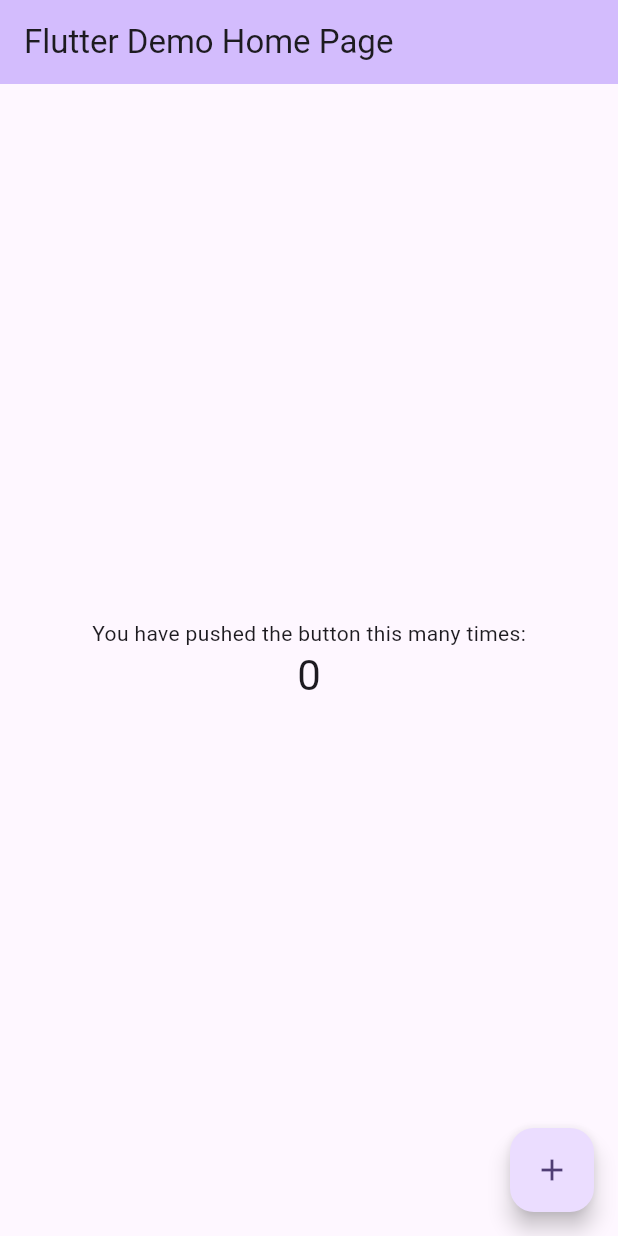
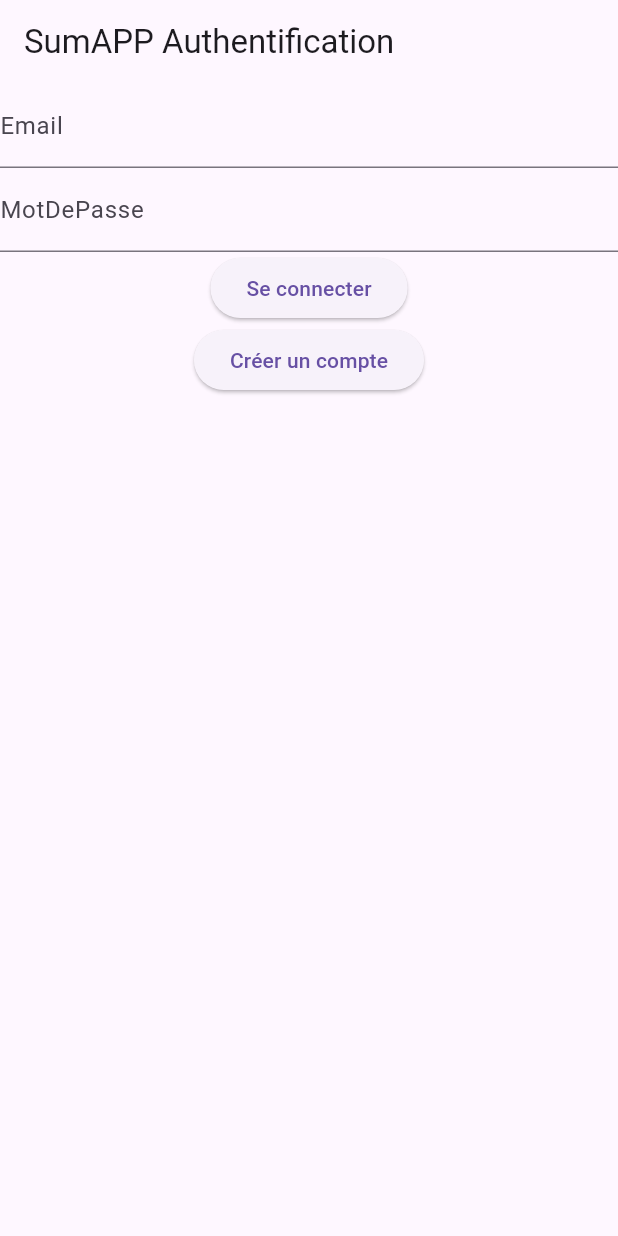
Before and after one commit to Traygueur/sumapp, a Flutter app: the screen it shows after launch, on a phone screen of 412 x 824 dp. Run offline on Flutter 3.47's test engine with Material 3 defaults, Android fonts, the phone set to English and light mode, and no system bars; our stand-ins replace supabase_flutter; accounts and stored records are empty.

Commit message:
Authentification Supabase

```diff
--- /dev/null
+++ b/lib/authentification.dart
@@ -0,0 +1,79 @@
+import 'package:flutter/material.dart';
+import 'package:supabase_flutter/supabase_flutter.dart';
+
+
+class Authentification extends StatefulWidget {
+  const Authentification({super.key});
+
+  @override
+  State<Authentification> createState() => _AuthentificationState();
+
+}
+
+
+class _AuthentificationState extends State<Authentification> {
+  final TextEditingController emailController = TextEditingController();
+  final TextEditingController passwordController = TextEditingController();
+
+  Future<void> loginWithEmailPassword(String email, String password) async {
+    final response = await Supabase.instance.client.auth.signInWithPassword(
+      email: email,
+      password: password,
+    );
+
+    // Vérification si la connexion a réussi
+    if (response.user == null) {
+      print('Erreur lors de la connexion : Aucune réponse de l\'utilisateur');
+    } else {
+      print('Connexion réussie');
+      print('Utilisateur connecté : ${response.user?.email}');
+      '''Navigator.push(
+        context,
+        MaterialPageRoute(builder: (context) => HtmlFetcher()),
+      );''';
+      // Tu peux utiliser 'response.user' pour obtenir les informations de l'utilisateur
+      // Si tu veux la session : response.session
+    }
+  }
+
+
+  @override
+  Widget build(BuildContext context) {
+    return Scaffold(
+      appBar: AppBar(title: Text("SumAPP Authentification")),
+      body: Center(
+        child: Column(
+          children: [
+            TextField(
+              controller: emailController,
+              decoration: InputDecoration(labelText: "Email"),
+            ),
+            TextField(
+              controller: passwordController,
+              decoration: InputDecoration(labelText: "MotDePasse"),
+            ),
+            ElevatedButton(
+              onPressed: () async {
+                String email = emailController.text;
+                String password = passwordController.text;
+                await loginWithEmailPassword(email, password);
+              },
+              child: Text("Se connecter"),),
+            ElevatedButton(onPressed: ()async{
+              final response = await Supabase.instance.client.auth.signUp(
+                email : emailController.text,
+                password: passwordController.text
+
+              );
+              '''Navigator.push(
+                context,
+                MaterialPageRoute(builder: (context) => LienNouvellePage()),
+              );''';
+            }, child: Text("Créer un compte")),
+          ],
+        ),
+      ),
+    );
+  }
+
+}
--- a/lib/main.dart
+++ b/lib/main.dart
@@ -1,122 +1,20 @@
 import 'package:flutter/material.dart';
+import 'package:sumapp/authentification.dart';
+import 'package:supabase_flutter/supabase_flutter.dart';
 
-void main() {
-  runApp(const MyApp());
+
+void main()async{
+  await Supabase.initialize(
+    url: 'https://jqtwfuiwgxnfxdyfgyln.supabase.co',  // Remplace avec ton URL Supabase
+    anonKey: 'eyJhbGciOiJIUzI1NiIsInR5cCI6IkpXVCJ9.eyJpc3MiOiJzdXBhYmFzZSIsInJlZiI6ImpxdHdmdWl3Z3huZnhkeWZneWxuIiwicm9sZSI6ImFub24iLCJpYXQiOjE3NDA1NzgwMzQsImV4cCI6MjA1NjE1NDAzNH0.LMVmbj5A8A7dbRJ4xRzh5JChbEzao6Bc6WkUXJZlgco',            // Remplace avec ta clé Anon
+  );
+  runApp(MyApp());
 }
-
 class MyApp extends StatelessWidget {
-  const MyApp({super.key});
-
-  // This widget is the root of your application.
   @override
   Widget build(BuildContext context) {
     return MaterialApp(
-      title: 'Flutter Demo',
-      theme: ThemeData(
-        // This is the theme of your application.
-        //
-        // TRY THIS: Try running your application with "flutter run". You'll see
-        // the application has a purple toolbar. Then, without quitting the app,
-        // try changing the seedColor in the colorScheme below to Colors.green
-        // and then invoke "hot reload" (save your changes or press the "hot
-        // reload" button in a Flutter-supported IDE, or press "r" if you used
-        // the command line to start the app).
-        //
-        // Notice that the counter didn't reset back to zero; the application
-        // state is not lost during the reload. To reset the state, use hot
-        // restart instead.
-        //
-        // This works for code too, not just values: Most code changes can be
-        // tested with just a hot reload.
-        colorScheme: ColorScheme.fromSeed(seedColor: Colors.deepPurple),
-      ),
-      home: const MyHomePage(title: 'Flutter Demo Home Page'),
+      home: Authentification(),
     );
   }
 }
-
-class MyHomePage extends StatefulWidget {
-  const MyHomePage({super.key, required this.title});
-
-  // This widget is the home page of your application. It is stateful, meaning
-  // that it has a State object (defined below) that contains fields that affect
-  // how it looks.
-
-  // This class is the configuration for the state. It holds the values (in this
-  // case the title) provided by the parent (in this case the App widget) and
-  // used by the build method of the State. Fields in a Widget subclass are
-  // always marked "final".
-
-  final String title;
-
-  @override
-  State<MyHomePage> createState() => _MyHomePageState();
-}
-
-class _MyHomePageState extends State<MyHomePage> {
-  int _counter = 0;
-
-  void _incrementCounter() {
-    setState(() {
-      // This call to setState tells the Flutter framework that something has
-      // changed in this State, which causes it to rerun the build method below
-      // so that the display can reflect the updated values. If we changed
-      // _counter without calling setState(), then the build method would not be
-      // called again, and so nothing would appear to happen.
-      _counter++;
-    });
-  }
-
-  @override
-  Widget build(BuildContext context) {
-    // This method is rerun every time setState is called, for instance as done
-    // by the _incrementCounter method above.
-    //
-    // The Flutter framework has been optimized to make rerunning build methods
-    // fast, so that you can just rebuild anything that needs updating rather
-    // than having to individually change instances of widgets.
-    return Scaffold(
-      appBar: AppBar(
-        // TRY THIS: Try changing the color here to a specific color (to
-        // Colors.amber, perhaps?) and trigger a hot reload to see the AppBar
-        // change color while the other colors stay the same.
-        backgroundColor: Theme.of(context).colorScheme.inversePrimary,
-        // Here we take the value from the MyHomePage object that was created by
-        // the App.build method, and use it to set our appbar title.
-        title: Text(widget.title),
-      ),
-      body: Center(
-        // Center is a layout widget. It takes a single child and positions it
-        // in the middle of the parent.
-        child: Column(
-          // Column is also a layout widget. It takes a list of children and
-          // arranges them vertically. By default, it sizes itself to fit its
-          // children horizontally, and tries to be as tall as its parent.
-          //
-          // Column has various properties to control how it sizes itself and
-          // how it positions its children. Here we use mainAxisAlignment to
-          // center the children vertically; the main axis here is the vertical
-          // axis because Columns are vertical (the cross axis would be
-          // horizontal).
-          //
-          // TRY THIS: Invoke "debug painting" (choose the "Toggle Debug Paint"
-          // action in the IDE, or press "p" in the console), to see the
-          // wireframe for each widget.
-          mainAxisAlignment: MainAxisAlignment.center,
-          children: <Widget>[
-            const Text('You have pushed the button this many times:'),
-            Text(
-              '$_counter',
-              style: Theme.of(context).textTheme.headlineMedium,
-            ),
-          ],
-        ),
-      ),
-      floatingActionButton: FloatingActionButton(
-        onPressed: _incrementCounter,
-        tooltip: 'Increment',
-        child: const Icon(Icons.add),
-      ), // This trailing comma makes auto-formatting nicer for build methods.
-    );
-  }
-}
--- a/pubspec.yaml
+++ b/pubspec.yaml
@@ -34,6 +34,7 @@ dependencies:
   # The following adds the Cupertino Icons font to your application.
   # Use with the CupertinoIcons class for iOS style icons.
   cupertino_icons: ^1.0.8
+  supabase_flutter: ^2.8.4
 
 dev_dependencies:
   flutter_test:
```
Also changed, not shown: pubspec.lock, 3 other files.
